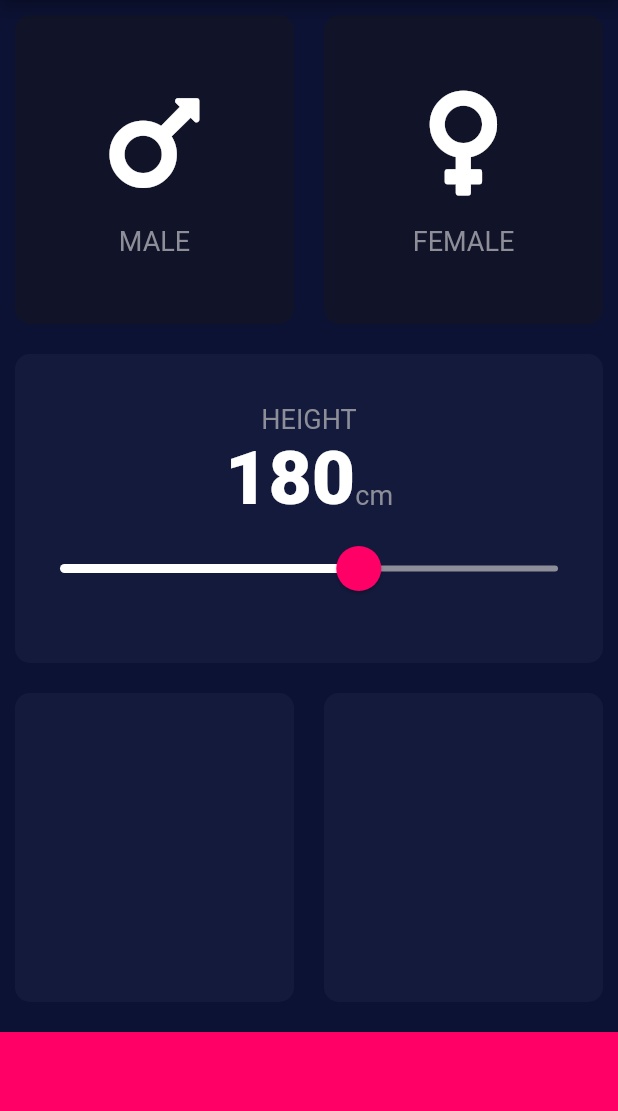
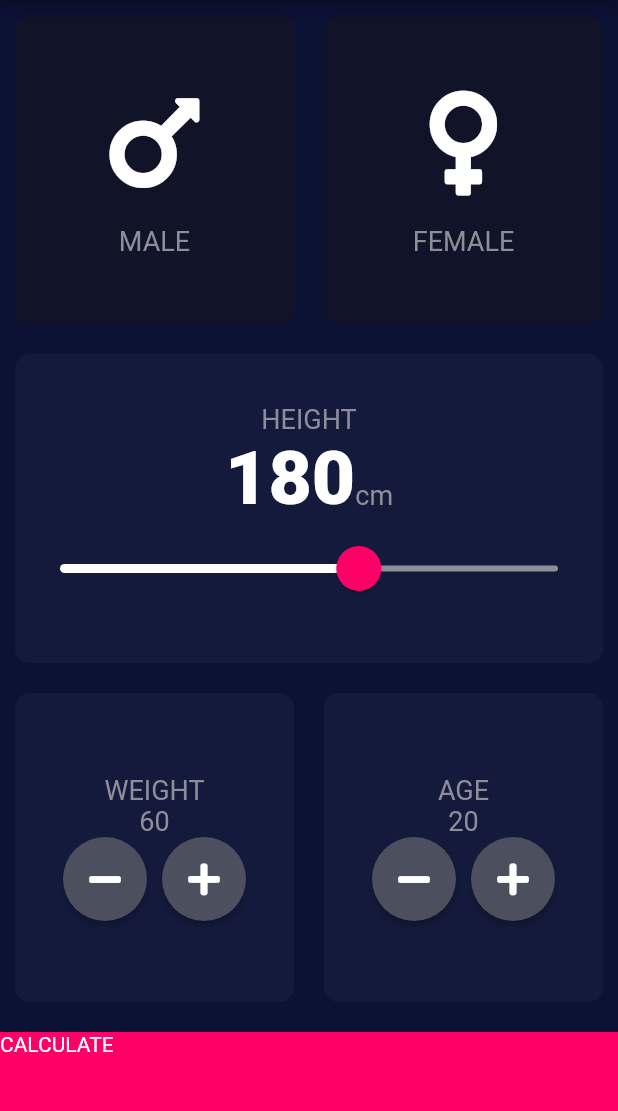
Before and after one commit to surrajj20/BMI--Calculator-App, a Flutter app: the screen it shows after launch, on a phone screen of 412 x 824 dp, the part 84-1195 px from its top. Run offline on Flutter 3.47's test engine with Material 2 defaults, Android fonts, the phone set to English and light mode, and no system bars; our stand-ins replace font_awesome_flutter.

Commit message:
weight & age functionality & routing added

```diff
--- a/lib/input_page.dart
+++ b/lib/input_page.dart
@@ -4,6 +4,8 @@ import 'package:font_awesome_flutter/font_awesome_flutter.dart';
 import 'icon_content.dart';
 import 'reusable_card.dart';
 import 'constants.dart';
+import 'round_icon_button.dart';
+import 'result_page.dart';
 
 enum Gender { male, female }
 
@@ -15,6 +17,8 @@ class InputPage extends StatefulWidget {
 class _InputPageState extends State<InputPage> {
   Gender selectedGender;
   int height = 180;
+  int weight = 60;
+  int age = 20;
 
   @override
   Widget build(BuildContext context) {
@@ -120,20 +124,102 @@ class _InputPageState extends State<InputPage> {
               Expanded(
                 child: ReusableCard(
                   colour: kActiveCardColour,
+                  cardChild: Column(
+                    mainAxisAlignment: MainAxisAlignment.center,
+                    children: <Widget>[
+                      Text(
+                        'WEIGHT',
+                        style: kLabelTextStyle,
+                      ),
+                      Text(
+                        weight.toString(),
+                        style: kLabelTextStyle,
+                      ),
+                      Row(
+                        mainAxisAlignment: MainAxisAlignment.center,
+                        children: <Widget>[
+                          RoundIconButton(
+                            icon: FontAwesomeIcons.minus,
+                            onPressed: () {
+                              setState(() {
+                                weight--;
+                              });
+                            },
+                          ),
+                          SizedBox(
+                            width: 10.0,
+                          ),
+                          RoundIconButton(
+                            icon: FontAwesomeIcons.plus,
+                            onPressed: () {
+                              setState(() {
+                                weight++;
+                              });
+                            },
+                          )
+                        ],
+                      )
+                    ],
+                  ),
                 ),
               ),
               Expanded(
                 child: ReusableCard(
                   colour: kActiveCardColour,
+                  cardChild: Column(
+                    mainAxisAlignment: MainAxisAlignment.center,
+                    children: <Widget>[
+                      Text(
+                        'AGE',
+                        style: kLabelTextStyle,
+                      ),
+                      Text(
+                        age.toString(),
+                        style: kLabelTextStyle,
+                      ),
+                      Row(
+                        mainAxisAlignment: MainAxisAlignment.center,
+                        children: <Widget>[
+                          RoundIconButton(
+                            icon: FontAwesomeIcons.minus,
+                            onPressed: () {
+                              setState(() {
+                                age--;
+                              });
+                            },
+                          ),
+                          SizedBox(
+                            width: 10.0,
+                          ),
+                          RoundIconButton(
+                            icon: FontAwesomeIcons.plus,
+                            onPressed: () {
+                              age++;
+                            },
+                          )
+                        ],
+                      ),
+                    ],
+                  ),
                 ),
               ),
             ],
           )),
-          Container(
-            color: kBottomContainerColour,
-            margin: EdgeInsets.only(top: 10.0),
-            width: double.infinity,
-            height: kBottomContainerHeight,
+          GestureDetector(
+            onTap: () {
+              Navigator.push(
+                  context,
+                  MaterialPageRoute(
+                    builder: (context) => ResultPage(),
+                  ));
+            },
+            child: Container(
+              child: Text('CALCULATE'),
+              color: kBottomContainerColour,
+              margin: EdgeInsets.only(top: 10.0),
+              width: double.infinity,
+              height: kBottomContainerHeight,
+            ),
           )
         ],
       ),
--- /dev/null
+++ b/lib/result_page.dart
@@ -0,0 +1,13 @@
+import 'package:flutter/material.dart';
+
+class ResultPage extends StatelessWidget {
+  @override
+  Widget build(BuildContext context) {
+    return Scaffold(
+      appBar: AppBar(
+        title: Text('BMI CALCULATOR'),
+      ),
+      body: Text('Hello'),
+    );
+  }
+}
--- /dev/null
+++ b/lib/round_icon_button.dart
@@ -0,0 +1,22 @@
+import 'package:flutter/material.dart';
+
+class RoundIconButton extends StatelessWidget {
+  RoundIconButton({this.icon, this.onPressed});
+
+  final IconData icon;
+  final Function onPressed;
+
+  @override
+  Widget build(BuildContext context) {
+    return RawMaterialButton(
+      child: Icon(icon),
+      onPressed: onPressed,
+      constraints: BoxConstraints.tightFor(
+        width: 56.0,
+        height: 56.0,
+      ),
+      shape: CircleBorder(),
+      fillColor: Color(0xFF4C4F5E),
+    );
+  }
+}
```
